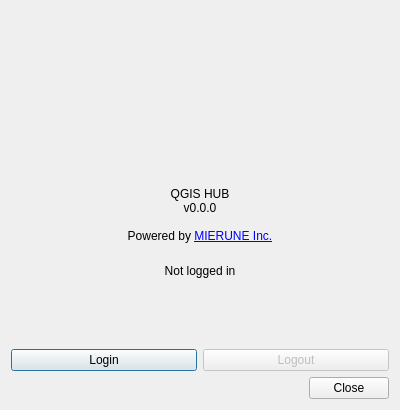
MIERUNE/kumoy-qgis-plugin, file ui/dialog_config.ui: the form before one commit.
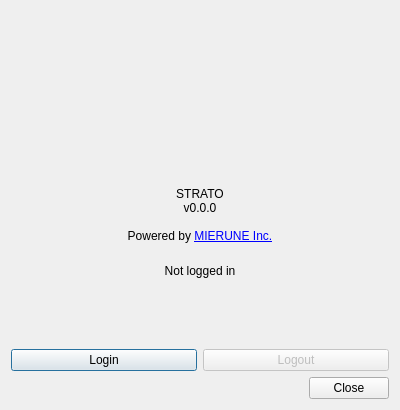
The form after the commit. Icons and pictures are not drawn.

Commit message: STRATOプラグインへの移行: 定数を追加し、データプロバイダー関連のキーと説明を更新

The edit to the form file:
```diff
--- a/ui/dialog_config.ui
+++ b/ui/dialog_config.ui
@@ -86,7 +86,7 @@
       <string notr="true"/>
      </property>
      <property name="text">
-      <string>&lt;html&gt;&lt;head/&gt;&lt;body&gt;&lt;div&gt;QGIS HUB&lt;br /&gt;v0.0.0&lt;br /&gt;&lt;br /&gt;Powered by &lt;a href=&quot;https://develop.d1hkxct7k1njv6.amplifyapp.com/&quot;&gt;&lt;span style=&quot; text-decoration: underline; color:#0000ff;&quot;&gt;MIERUNE Inc.&lt;/span&gt;&lt;/a&gt;&lt;/p&gt;&lt;/body&gt;&lt;/html&gt;</string>
+      <string>&lt;html&gt;&lt;head/&gt;&lt;body&gt;&lt;div&gt;STRATO&lt;br /&gt;v0.0.0&lt;br /&gt;&lt;br /&gt;Powered by &lt;a href=&quot;https://develop.d1hkxct7k1njv6.amplifyapp.com/&quot;&gt;&lt;span style=&quot; text-decoration: underline; color:#0000ff;&quot;&gt;MIERUNE Inc.&lt;/span&gt;&lt;/a&gt;&lt;/p&gt;&lt;/body&gt;&lt;/html&gt;</string>
      </property>
      <property name="scaledContents">
       <bool>false</bool>
```
The commit also changes 2 other files.
